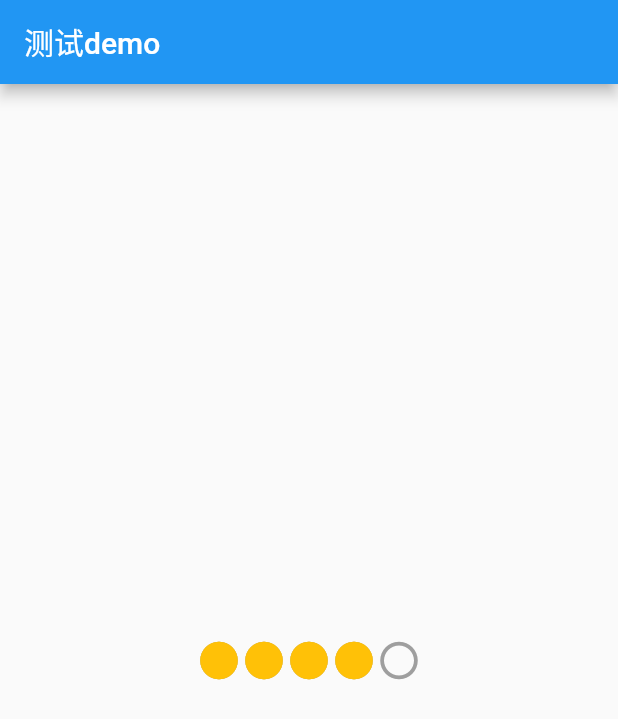
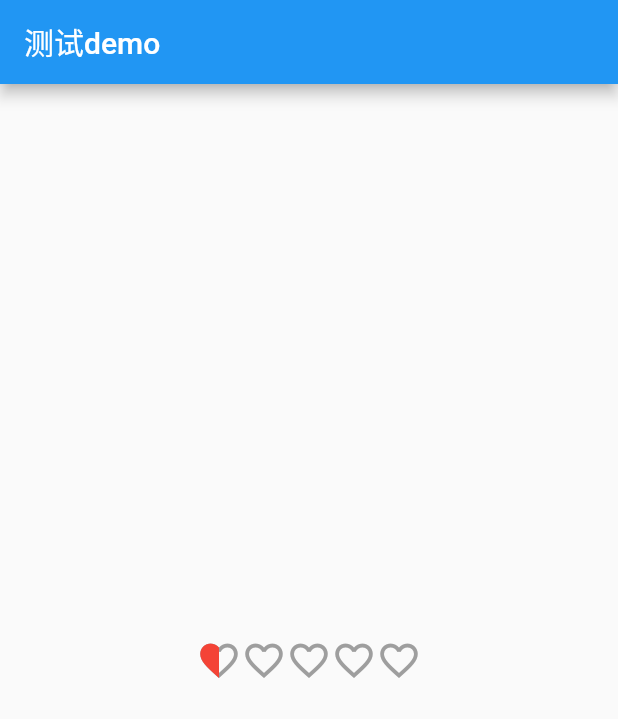
Before and after one commit to githubxiangdong/LearnFlutter, a Flutter app: the screen it shows after launch, on a phone screen of 412 x 824 dp. Shown: the top 719 px of the screen. Run offline on Flutter 3.47's test engine with Material 2 defaults, Android fonts, the phone set to English and light mode, and no system bars.

Commit message:
工厂构造函数和继承的使用

```diff
--- /dev/null
+++ b/02 learnFlutter/learn_flutter/lib/00_语法学习/03_面向对象/heart_rating.dart
@@ -0,0 +1,12 @@
+import 'package:flutter/material.dart';
+import 'package:learn_flutter/00_语法学习/03_面向对象/start_rating.dart';
+
+/// dart中 类的继承使用 extends 关键字
+class HeartRating extends StartRating {
+  HeartRating({
+    Key? key,
+    required double rating,
+    int count = 5,
+    double size = 30,
+  }) : super.heart(key: key, rating: rating, count: count, size: size,);
+}
--- a/02 learnFlutter/learn_flutter/lib/00_语法学习/03_面向对象/start_rating.dart
+++ b/02 learnFlutter/learn_flutter/lib/00_语法学习/03_面向对象/start_rating.dart
@@ -58,7 +58,6 @@ class StartRating extends StatefulWidget {
   /// 4. 重定向构造方法
   /// 如果我们希望在一个构造方法中去调用另外一个构造方法, 那么就可以使用-重定向构造方法
   StartRating.circle(double rating, {Key? key}) : this._inCircle(rating: rating, key: key);
-
   /// 内部私有方法
   StartRating._inCircle({
     Key? key,
@@ -75,6 +74,14 @@ class StartRating extends StatefulWidget {
         super(key: key);
 
   /// 5. 工厂构造方法
+  static StartRating? _startRating;
+  factory StartRating.star(double rating) {
+    // if (_startRating == null) {
+    //   _startRating = StartRating(rating: rating,);
+    // }
+    // return _startRating;
+    return _startRating ??= StartRating(rating: rating,);
+  }
 
   @override
   State<StartRating> createState() => _StartRatingState();
--- a/02 learnFlutter/learn_flutter/lib/main.dart
+++ b/02 learnFlutter/learn_flutter/lib/main.dart
@@ -1,4 +1,5 @@
 import 'package:flutter/material.dart';
+import 'package:learn_flutter/00_%E8%AF%AD%E6%B3%95%E5%AD%A6%E4%B9%A0/03_%E9%9D%A2%E5%90%91%E5%AF%B9%E8%B1%A1/heart_rating.dart';
 
 import '00_语法学习/03_面向对象/start_rating.dart';
 
@@ -21,30 +22,41 @@ class MyHomePage extends StatelessWidget {
   @override
   Widget build(BuildContext context) {
 
+    /// 1. 普通构造方法
+    final starRating = StartRating(rating: 3,);
+    final starRating2 = StartRating(rating: 3,);
+    debugPrint("是否是同一个对象：${identical(starRating, starRating2)}");
+
+    /// 2. 命名构造方法
     /// 此时对象其实是 new 出来的一个对象，但是在 2.0一上 new可以省略
-    var startRating = new StartRating.heart(rating: 4);
-
-    /// 再次new一个对象startRating2，startRating 和 startRating是不是同一个对象
-    var startRating2 = new StartRating.heart(rating: 4);
-
-    /// flutter: 是否是同一个对象：false，打印结果不是同一个对象
+    var heart1 = new StartRating.heart(rating: 4);
+    var heart2 = new StartRating.heart(rating: 4);
     // debugPrint("是否是同一个对象：${identical(startRating, startRating2)}");
 
+    /// 3. 常量构造方法
     /// 如果我传入的是一样的参数，得到的对象也是同一个，该怎么办？
     /// 常量构造方法???
-    const startRating3 = StartRating.triangle(rating: 7);
-    const startRating4 = StartRating.triangle(rating: 7);
+    const triangle = StartRating.triangle(rating: 7);
+    const triangle2 = StartRating.triangle(rating: 7);
+    // debugPrint("是否是同一个对象：${identical(triangle, triangle2)}");
 
-    debugPrint("是否是同一个对象：${identical(startRating3, startRating4)}");
+    /// 4. 重定向构造方法
+    final circle = StartRating.circle(8);
 
-    /// 重定向构造方法
-    final circle = StartRating.circle(8);
+    /// 5. 工厂构造方法
+    final star = StartRating.star(7);
+    final star2 = StartRating.star(8);
+    // debugPrint("是否是同一个对象：${identical(star, star2)}");
+
+    /// 6. 继承
+    /// 如果我想实现一个心形的评分，直接继承就可以实现
+    final heartRating = HeartRating(rating: 1,);
 
     return Scaffold(
       appBar: AppBar(
         title: const Text("测试demo"),
       ),
-      body: Center(child: circle),
+      body: Center(child: heartRating),
     );
   }
 }
```
